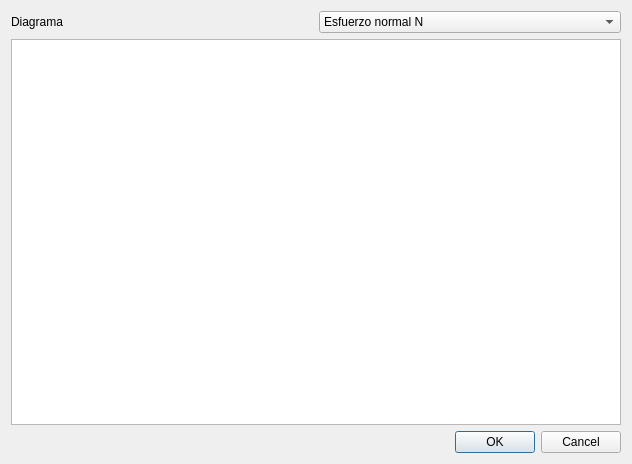
diegowald/mkstools, file mkstools/dialogs/dlgdiagramas.ui: the form before one commit.
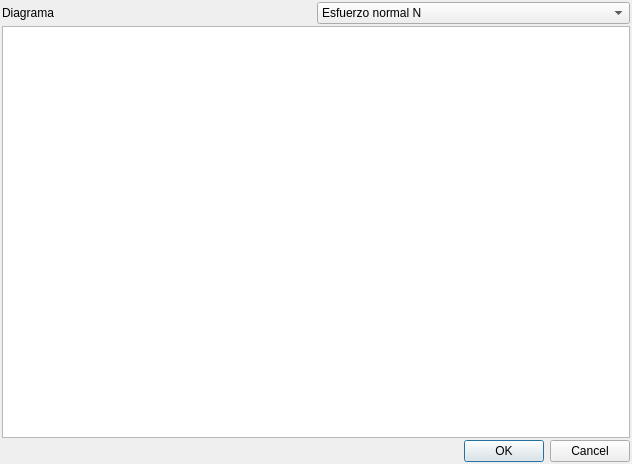
The form after the commit.

The edit to the form file:
```diff
--- a/mkstools/dialogs/dlgdiagramas.ui
+++ b/mkstools/dialogs/dlgdiagramas.ui
@@ -14,8 +14,26 @@
    <string>Diagramas de Esfuerzos</string>
   </property>
   <layout class="QVBoxLayout" name="verticalLayout">
+   <property name="spacing">
+    <number>2</number>
+   </property>
+   <property name="leftMargin">
+    <number>2</number>
+   </property>
+   <property name="topMargin">
+    <number>2</number>
+   </property>
+   <property name="rightMargin">
+    <number>2</number>
+   </property>
+   <property name="bottomMargin">
+    <number>2</number>
+   </property>
    <item>
     <layout class="QHBoxLayout" name="horizontalLayout">
+     <property name="spacing">
+      <number>2</number>
+     </property>
      <item>
       <widget class="QLabel" name="label">
        <property name="text">
```
